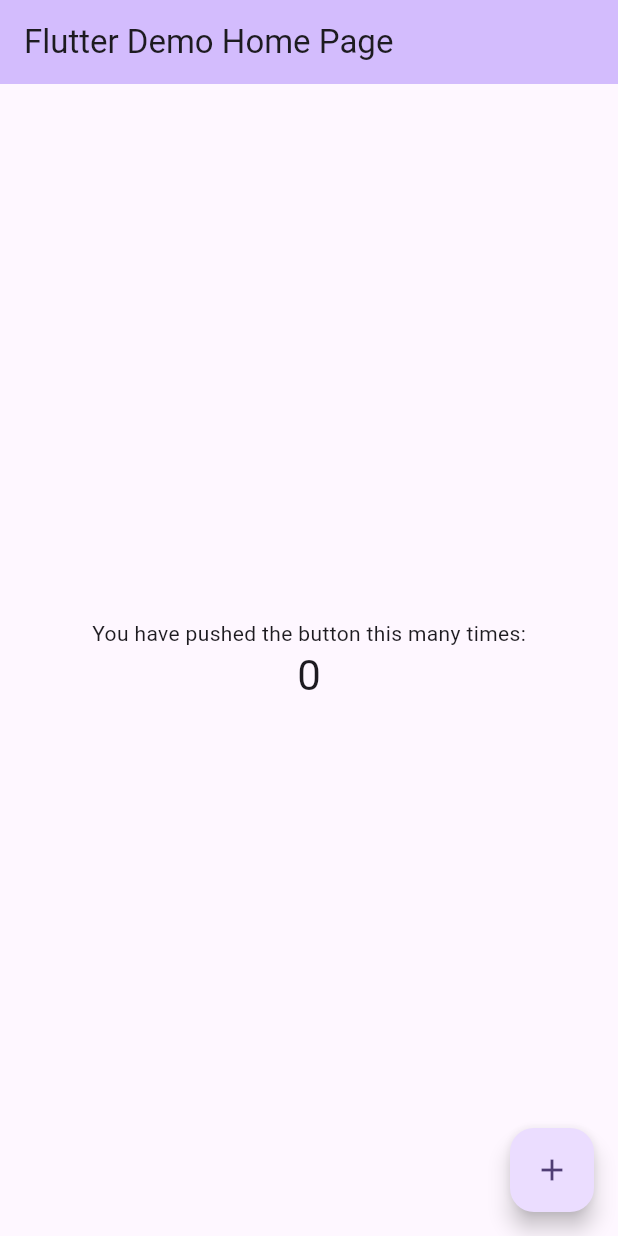
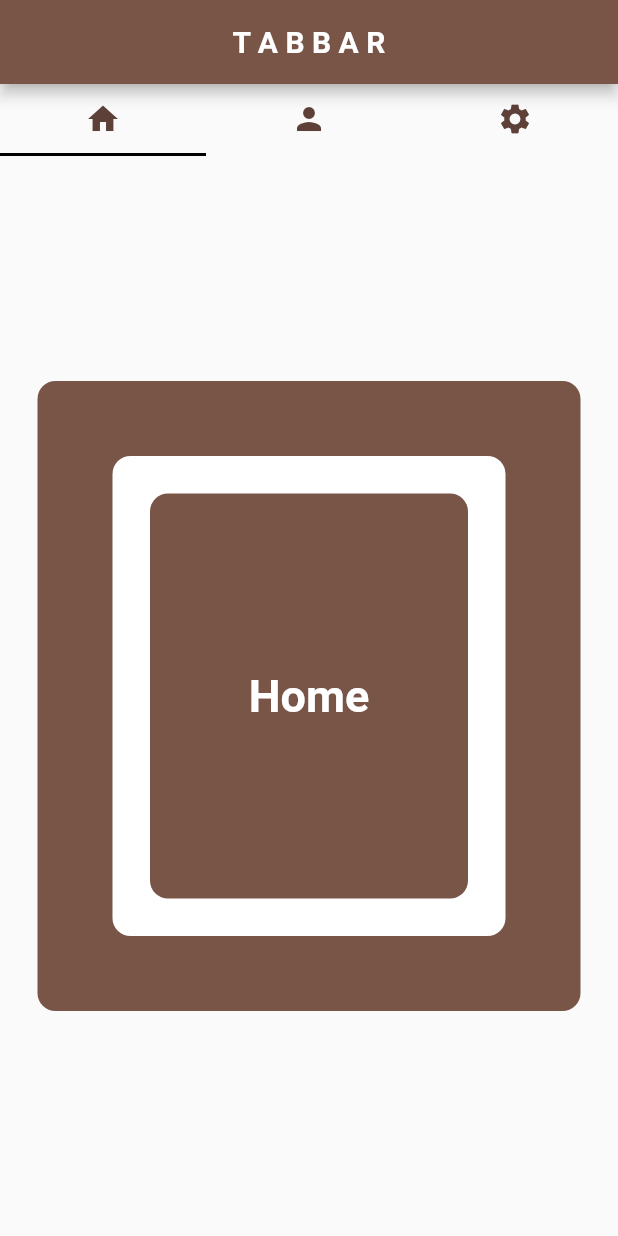
Before and after one commit to MMDREZA7/tab_bar_tutorial, a Flutter app: the screen it shows after launch, on a phone screen of 412 x 824 dp. Run offline on Flutter 3.47's test engine with Material 2 defaults, Android fonts, the phone set to English and light mode, and no system bars.

Commit message:
tutorial finished

```diff
--- a/lib/main.dart
+++ b/lib/main.dart
@@ -1,4 +1,5 @@
 import 'package:flutter/material.dart';
+import 'package:tab_bar_tutorial/pages/main_page.dart';
 
 void main() {
   runApp(const MyApp());
@@ -11,115 +12,9 @@ class MyApp extends StatelessWidget {
   @override
   Widget build(BuildContext context) {
     return MaterialApp(
-      title: 'Flutter Demo',
-      theme: ThemeData(
-        // This is the theme of your application.
-        //
-        // TRY THIS: Try running your application with "flutter run". You'll see
-        // the application has a blue toolbar. Then, without quitting the app,
-        // try changing the seedColor in the colorScheme below to Colors.green
-        // and then invoke "hot reload" (save your changes or press the "hot
-        // reload" button in a Flutter-supported IDE, or press "r" if you used
-        // the command line to start the app).
-        //
-        // Notice that the counter didn't reset back to zero; the application
-        // state is not lost during the reload. To reset the state, use hot
-        // restart instead.
-        //
-        // This works for code too, not just values: Most code changes can be
-        // tested with just a hot reload.
-        colorScheme: ColorScheme.fromSeed(seedColor: Colors.deepPurple),
-        useMaterial3: true,
-      ),
-      home: const MyHomePage(title: 'Flutter Demo Home Page'),
+      debugShowCheckedModeBanner: false,
+      theme: ThemeData(primarySwatch: Colors.brown),
+      home: const MainPage(),
     );
   }
 }
-
-class MyHomePage extends StatefulWidget {
-  const MyHomePage({super.key, required this.title});
-
-  // This widget is the home page of your application. It is stateful, meaning
-  // that it has a State object (defined below) that contains fields that affect
-  // how it looks.
-
-  // This class is the configuration for the state. It holds the values (in this
-  // case the title) provided by the parent (in this case the App widget) and
-  // used by the build method of the State. Fields in a Widget subclass are
-  // always marked "final".
-
-  final String title;
-
-  @override
-  State<MyHomePage> createState() => _MyHomePageState();
-}
-
-class _MyHomePageState extends State<MyHomePage> {
-  int _counter = 0;
-
-  void _incrementCounter() {
-    setState(() {
-      // This call to setState tells the Flutter framework that something has
-      // changed in this State, which causes it to rerun the build method below
-      // so that the display can reflect the updated values. If we changed
-      // _counter without calling setState(), then the build method would not be
-      // called again, and so nothing would appear to happen.
-      _counter++;
-    });
-  }
-
-  @override
-  Widget build(BuildContext context) {
-    // This method is rerun every time setState is called, for instance as done
-    // by the _incrementCounter method above.
-    //
-    // The Flutter framework has been optimized to make rerunning build methods
-    // fast, so that you can just rebuild anything that needs updating rather
-    // than having to individually change instances of widgets.
-    return Scaffold(
-      appBar: AppBar(
-        // TRY THIS: Try changing the color here to a specific color (to
-        // Colors.amber, perhaps?) and trigger a hot reload to see the AppBar
-        // change color while the other colors stay the same.
-        backgroundColor: Theme.of(context).colorScheme.inversePrimary,
-        // Here we take the value from the MyHomePage object that was created by
-        // the App.build method, and use it to set our appbar title.
-        title: Text(widget.title),
-      ),
-      body: Center(
-        // Center is a layout widget. It takes a single child and positions it
-        // in the middle of the parent.
-        child: Column(
-          // Column is also a layout widget. It takes a list of children and
-          // arranges them vertically. By default, it sizes itself to fit its
-          // children horizontally, and tries to be as tall as its parent.
-          //
-          // Column has various properties to control how it sizes itself and
-          // how it positions its children. Here we use mainAxisAlignment to
-          // center the children vertically; the main axis here is the vertical
-          // axis because Columns are vertical (the cross axis would be
-          // horizontal).
-          //
-          // TRY THIS: Invoke "debug painting" (choose the "Toggle Debug Paint"
-          // action in the IDE, or press "p" in the console), to see the
-          // wireframe for each widget.
-          mainAxisAlignment: MainAxisAlignment.center,
-          children: <Widget>[
-            const Text(
-              'You have pushed the button this many times:',
-            ),
-            Text(
-              '$_counter',
-              style: Theme.of(context).textTheme.headlineMedium,
-            ),
-          ],
-        ),
-      ),
-      floatingActionButton: FloatingActionButton(
-        onPressed: _incrementCounter,
-        tooltip: 'Increment',
-        child: const Icon(Icons.add),
-      ), // This trailing comma makes auto-formatting nicer for build methods.
-    );
-  }
-}
--- /dev/null
+++ b/lib/pages/main_page.dart
@@ -0,0 +1,68 @@
+import 'package:flutter/material.dart';
+import 'package:tab_bar_tutorial/pages/other_pages/account_page.dart';
+import 'package:tab_bar_tutorial/pages/other_pages/home_page.dart';
+import 'package:tab_bar_tutorial/pages/other_pages/settings_page.dart';
+
+class MainPage extends StatefulWidget {
+  const MainPage({super.key});
+
+  @override
+  State<MainPage> createState() => _MainPageState();
+}
+
+class _MainPageState extends State<MainPage> {
+  TabController? controller;
+
+  int _selectedIndex = 0;
+
+  void tabBarNavigation(int index) {
+    setState(() {
+      _selectedIndex = index;
+    });
+  }
+
+  @override
+  Widget build(BuildContext context) {
+    return DefaultTabController(
+      length: 3,
+      child: Scaffold(
+        appBar: AppBar(
+          centerTitle: true,
+          title: const Text(
+            'T A B B A R',
+            style: TextStyle(fontWeight: FontWeight.bold),
+          ),
+        ),
+        body: Column(
+          children: [
+            TabBar(
+              labelColor: Colors.black,
+              indicatorColor: Colors.black,
+              controller: controller,
+              tabs: [
+                Tab(
+                  icon: Icon(Icons.home, color: Colors.brown[700]),
+                ),
+                Tab(
+                  icon: Icon(Icons.person, color: Colors.brown[700]),
+                ),
+                Tab(
+                  icon: Icon(Icons.settings, color: Colors.brown[700]),
+                ),
+              ],
+            ),
+            const Expanded(
+              child: TabBarView(
+                children: [
+                  HomePage(),
+                  AccountPage(),
+                  SettingsPage(),
+                ],
+              ),
+            ),
+          ],
+        ),
+      ),
+    );
+  }
+}
--- /dev/null
+++ b/lib/pages/other_pages/home_page.dart
@@ -0,0 +1,42 @@
+import 'package:flutter/material.dart';
+
+class HomePage extends StatelessWidget {
+  const HomePage({super.key});
+
+  @override
+  Widget build(BuildContext context) {
+    return Scaffold(
+      body: Container(
+        margin: const EdgeInsets.symmetric(horizontal: 25, vertical: 150),
+        decoration: BoxDecoration(
+          color: Colors.brown,
+          borderRadius: BorderRadius.circular(12),
+        ),
+        child: Container(
+          margin: const EdgeInsets.all(50),
+          decoration: BoxDecoration(
+            color: Colors.white,
+            borderRadius: BorderRadius.circular(12),
+          ),
+          child: Container(
+            margin: const EdgeInsets.all(25),
+            decoration: BoxDecoration(
+              color: Colors.brown,
+              borderRadius: BorderRadius.circular(12),
+            ),
+            child: const Center(
+              child: Text(
+                'Home',
+                style: TextStyle(
+                  fontSize: 30,
+                  fontWeight: FontWeight.bold,
+                  color: Colors.white,
+                ),
+              ),
+            ),
+          ),
+        ),
+      ),
+    );
+  }
+}
```
Also changed, not shown: lib/pages/other_pages/account_page.dart (added, +42 -0 lines), lib/pages/other_pages/settings_page.dart (added, +42 -0 lines).
